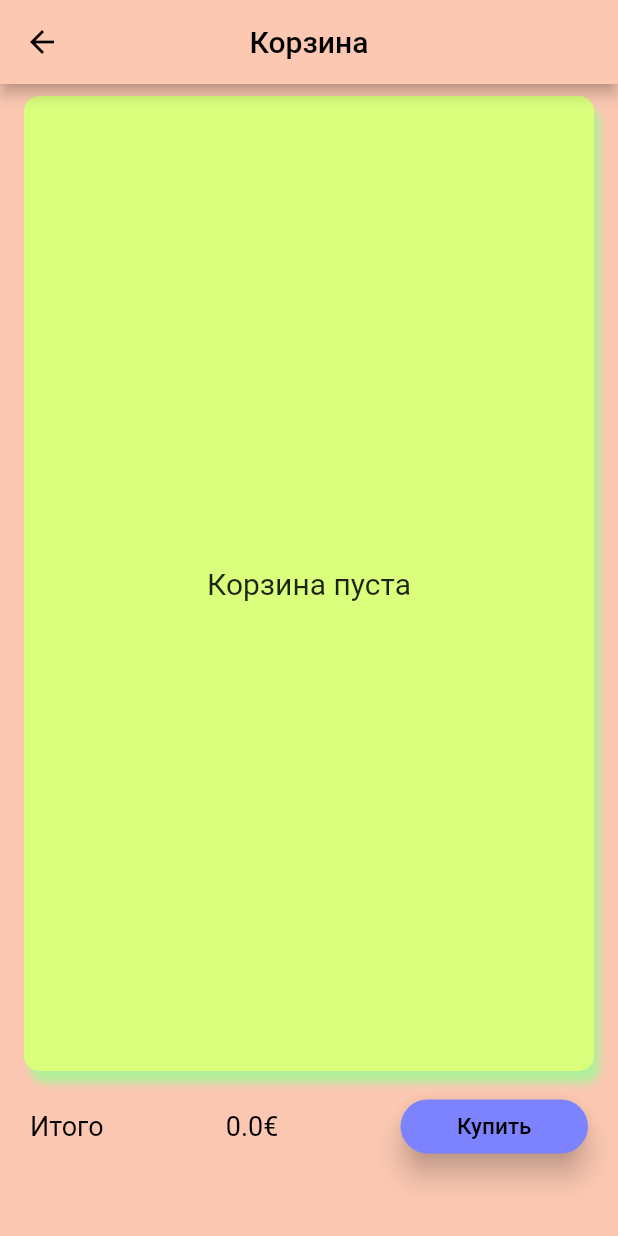
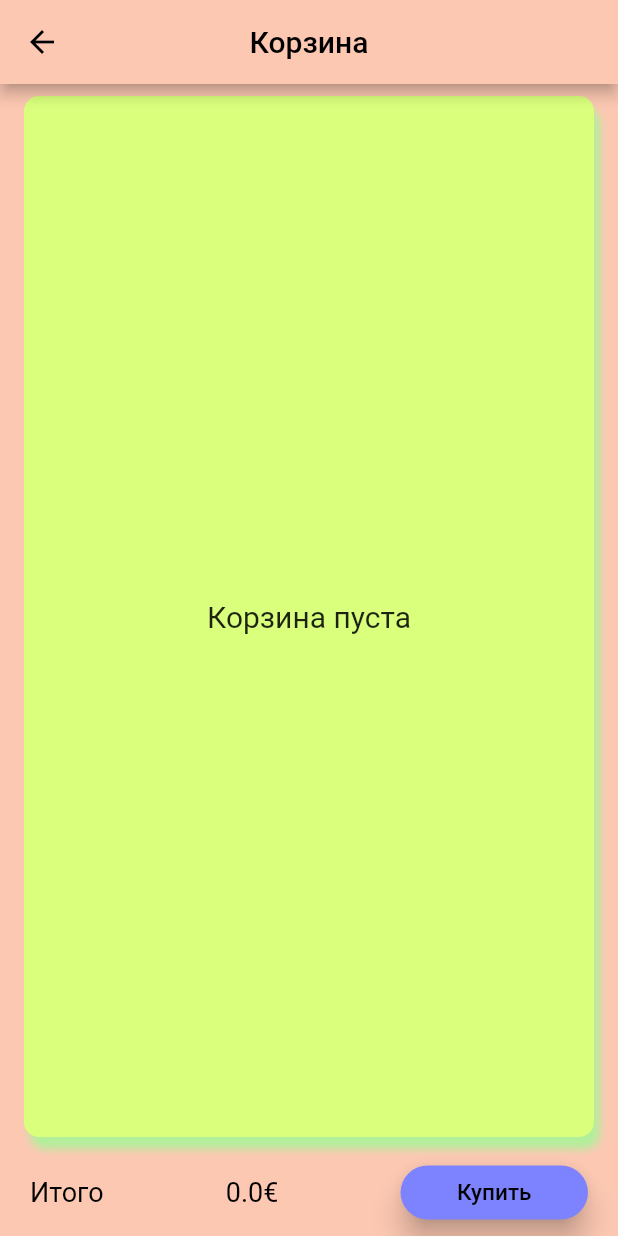
Before and after one commit to AnarhyforLenin/flutter_one, a Flutter app: the ShoppingCart screen opened directly, on a phone screen of 412 x 824 dp. Run offline on Flutter 3.47's test engine with Material 2 defaults, Android fonts, the phone set to English and light mode, and no system bars; our stand-ins replace another_flushbar, get, image_picker, shared_preferences, sqflite; missing offline and left inert: dart:ffi; accounts and stored records are empty.

Commit message:
little bugs fixed

```diff
--- a/lib/presentation_layer/registration_page.dart
+++ b/lib/presentation_layer/registration_page.dart
@@ -286,6 +286,7 @@ class _RegistrationPageState extends State<RegistrationPage> {
                               password = value;
                             });
                           },
+                          obscureText: true,
                           decoration: InputDecoration(
                             hintText: 'Пароль',
                             enabledBorder: OutlineInputBorder(
--- a/lib/presentation_layer/shopping_cart.dart
+++ b/lib/presentation_layer/shopping_cart.dart
@@ -33,6 +33,7 @@ class _ShoppingCartState extends State<ShoppingCart> with TickerProviderStateMix
       ),
       body: Column(
         children: [
+          Expanded(child:
           Padding(
             padding: const EdgeInsets.all(8.0),
             child: GestureDetector(
@@ -96,6 +97,7 @@ class _ShoppingCartState extends State<ShoppingCart> with TickerProviderStateMix
               ),
             ),
           ),
+          ),
           Container(
             padding: const EdgeInsets.symmetric(horizontal:  20, vertical:  5),
             child: Row(
```
